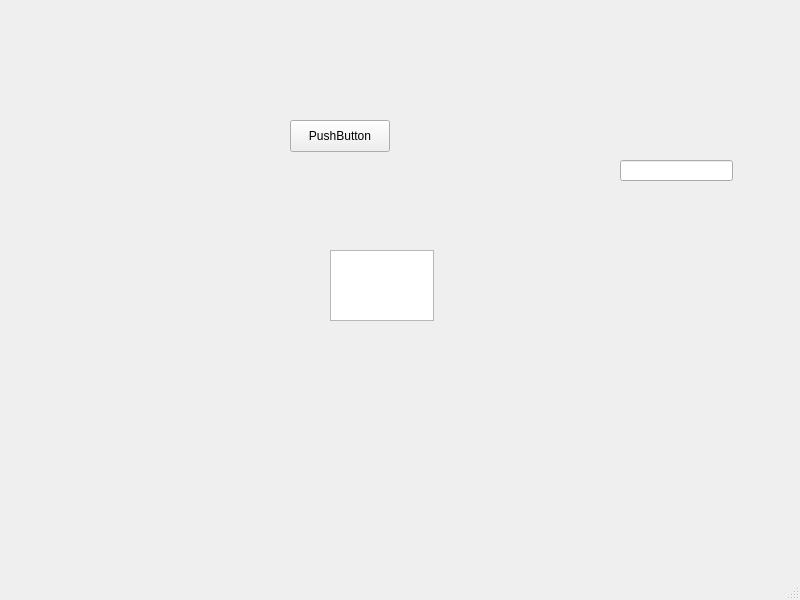
This is client/MainWindow.ui in ThomasFzr/chat-multi-channel as Qt 5 draws it before an edit. The edited form follows.
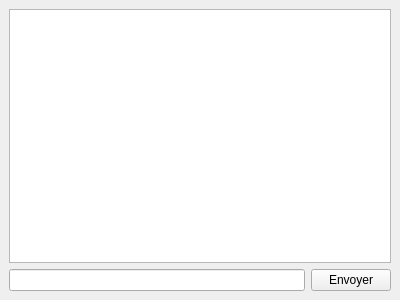
This is the edited form.

Commit message: Refactor UI layout in MainWindow: simplify geometry and implement layout management

Patch:
```diff
--- a/client/MainWindow.ui
+++ b/client/MainWindow.ui
@@ -4,61 +4,33 @@
  <widget class="QMainWindow" name="MainWindow">
   <property name="geometry">
    <rect>
-    <x>0</x>
-    <y>0</y>
-    <width>800</width>
-    <height>600</height>
+    <x>0</x><y>0</y><width>400</width><height>300</height>
    </rect>
   </property>
   <property name="windowTitle">
    <string>MainWindow</string>
   </property>
   <widget class="QWidget" name="centralwidget">
-   <widget class="QPushButton" name="sendButton">
-    <property name="geometry">
-     <rect>
-      <x>290</x>
-      <y>120</y>
-      <width>100</width>
-      <height>32</height>
-     </rect>
-    </property>
-    <property name="text">
-     <string>PushButton</string>
-    </property>
-   </widget>
-   <widget class="QLineEdit" name="messageLineEdit">
-    <property name="geometry">
-     <rect>
-      <x>620</x>
-      <y>160</y>
-      <width>113</width>
-      <height>21</height>
-     </rect>
-    </property>
-   </widget>
-   <widget class="QTextEdit" name="chatTextEdit">
-    <property name="geometry">
-     <rect>
-      <x>330</x>
-      <y>250</y>
-      <width>104</width>
-      <height>71</height>
-     </rect>
-    </property>
-   </widget>
+   <layout class="QVBoxLayout" name="verticalLayout">
+    <item>
+     <widget class="QTextEdit" name="chatTextEdit"/>
+    </item>
+    <item>
+     <layout class="QHBoxLayout" name="horizontalLayout">
+      <item>
+       <widget class="QLineEdit" name="messageLineEdit"/>
+      </item>
+      <item>
+       <widget class="QPushButton" name="sendButton">
+        <property name="text">
+         <string>Envoyer</string>
+        </property>
+       </widget>
+      </item>
+     </layout>
+    </item>
+   </layout>
   </widget>
-  <widget class="QMenuBar" name="menubar">
-   <property name="geometry">
-    <rect>
-     <x>0</x>
-     <y>0</y>
-     <width>800</width>
-     <height>24</height>
-    </rect>
-   </property>
-  </widget>
-  <widget class="QStatusBar" name="statusbar"/>
  </widget>
  <resources/>
  <connections/>
```
Left out of the diff: 3 changed lines with no effect on the pictures. The commit also changes 1 other file.
